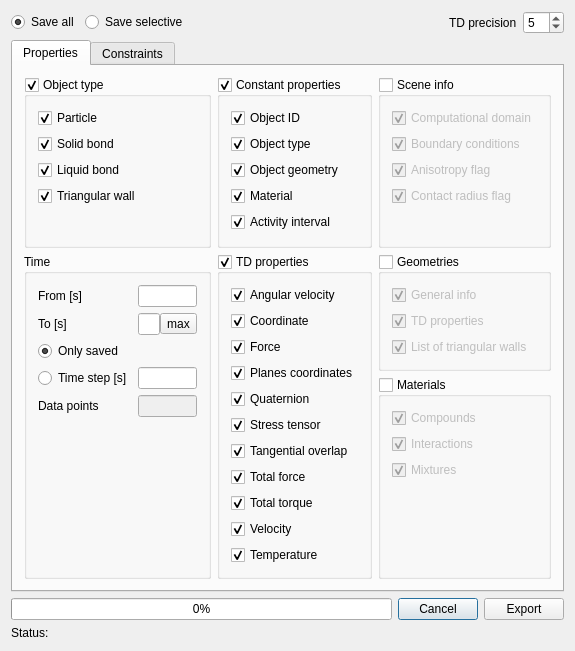
This is QTDialogs/MUSENMainWindow/ExportAsTextTab.ui in msolids/musen as Qt 5 draws it before an edit. The edited form follows.
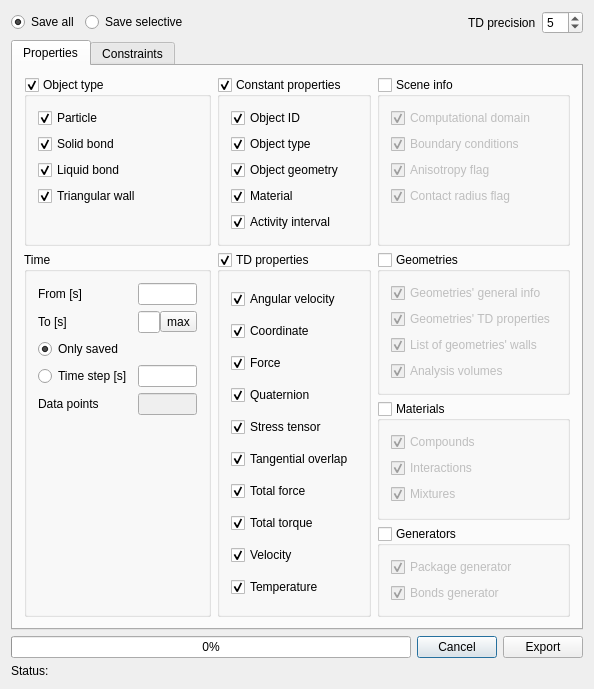
This is the edited form. Icons and pictures are not drawn. Custom widgets are drawn as their Qt base class.

Patch:
```diff
--- a/QTDialogs/MUSENMainWindow/ExportAsTextTab.ui
+++ b/QTDialogs/MUSENMainWindow/ExportAsTextTab.ui
@@ -6,8 +6,8 @@
    <rect>
     <x>0</x>
     <y>0</y>
-    <width>550</width>
-    <height>571</height>
+    <width>555</width>
+    <height>597</height>
    </rect>
   </property>
   <property name="windowTitle">
@@ -31,6 +31,76 @@
        <string>Properties</string>
       </attribute>
       <layout class="QGridLayout" name="gridLayout">
+       <item row="2" column="3" rowspan="2">
+        <widget class="QGroupBox" name="groupBoxMaterials">
+         <property name="toolTip">
+          <string/>
+         </property>
+         <property name="title">
+          <string>Materials</string>
+         </property>
+         <property name="checkable">
+          <bool>true</bool>
+         </property>
+         <property name="checked">
+          <bool>false</bool>
+         </property>
+         <layout class="QVBoxLayout" name="verticalLayout_6">
+          <item>
+           <widget class="QCheckBox" name="checkBoxCompounds">
+            <property name="toolTip">
+             <string/>
+            </property>
+            <property name="text">
+             <string>Compounds</string>
+            </property>
+            <property name="checked">
+             <bool>true</bool>
+            </property>
+           </widget>
+          </item>
+          <item>
+           <widget class="QCheckBox" name="checkBoxInteractions">
+            <property name="toolTip">
+             <string/>
+            </property>
+            <property name="text">
+             <string>Interactions</string>
+            </property>
+            <property name="checked">
+             <bool>true</bool>
+            </property>
+           </widget>
+          </item>
+          <item>
+           <widget class="QCheckBox" name="checkBoxMixtures">
+            <property name="toolTip">
+             <string/>
+            </property>
+            <property name="text">
+             <string>Mixtures</string>
+            </property>
+            <property name="checked">
+             <bool>true</bool>
+            </property>
+           </widget>
+          </item>
+          <item>
+           <spacer name="verticalSpacer_3">
+            <property name="orientation">
+             <enum>Qt::Vertical</enum>
+            </property>
+            <property name="sizeHint" stdset="0">
+             <size>
+              <width>20</width>
+              <height>40</height>
+             </size>
+            </property>
+           </spacer>
+          </item>
+         </layout>
+        </widget>
+       </item>
        <item row="1" column="3">
         <widget class="QGroupBox" name="groupBoxGeometries">
          <property name="toolTip">
@@ -52,7 +122,7 @@
              <string/>
             </property>
             <property name="text">
-             <string>General info</string>
+             <string>Geometries' general info</string>
             </property>
             <property name="checked">
              <bool>true</bool>
@@ -65,7 +135,7 @@
              <string/>
             </property>
             <property name="text">
-             <string>TD properties</string>
+             <string>Geometries' TD properties</string>
             </property>
             <property name="checked">
              <bool>true</bool>
@@ -78,99 +148,23 @@
              <string/>
             </property>
             <property name="text">
-             <string>List of triangular walls</string>
+             <string>List of geometries' walls</string>
             </property>
             <property name="checked">
              <bool>true</bool>
             </property>
            </widget>
           </item>
-         </layout>
-        </widget>
-       </item>
-       <item row="0" column="0">
-        <widget class="QGroupBox" name="groupBoxObjectType">
-         <property name="enabled">
-          <bool>true</bool>
-         </property>
-         <property name="title">
-          <string>Object type</string>
-         </property>
-         <property name="checkable">
-          <bool>true</bool>
-         </property>
-         <property name="checked">
-          <bool>true</bool>
-         </property>
-         <layout class="QVBoxLayout" name="verticalLayout">
           <item>
-           <widget class="QCheckBox" name="checkBoxParticle">
-            <property name="toolTip">
-             <string/>
-            </property>
+           <widget class="QCheckBox" name="checkBoxAnalysisVolumes">
             <property name="text">
-             <string>Particle</string>
+             <string>Analysis volumes</string>
             </property>
             <property name="checked">
              <bool>true</bool>
             </property>
            </widget>
           </item>
-          <item>
-           <widget class="QCheckBox" name="checkBoxSolidBond">
-            <property name="toolTip">
-             <string/>
-            </property>
-            <property name="text">
-             <string>Solid bond</string>
-            </property>
-            <property name="checked">
-             <bool>true</bool>
-            </property>
-           </widget>
-          </item>
-          <item>
-           <widget class="QCheckBox" name="checkBoxLiquidBond">
-            <property name="toolTip">
-             <string/>
-            </property>
-            <property name="text">
-             <string>Liquid bond</string>
-            </property>
-            <property name="checked">
-             <bool>true</bool>
-            </property>
-           </widget>
-          </item>
-          <item>
-           <widget class="QCheckBox" name="checkBoxTriangularWall">
-            <property name="toolTip">
-             <string/>
-            </property>
-            <property name="text">
-             <string>Triangular wall</string>
-            </property>
-            <property name="checked">
-             <bool>true</bool>
-            </property>
-           </widget>
-          </item>
-          <item>
-           <spacer name="verticalSpacer_2">
-            <property name="toolTip">
-             <string/>
-            </property>
-            <property name="orientation">
-             <enum>Qt::Vertical</enum>
-            </property>
-            <property name="sizeHint" stdset="0">
-             <size>
-              <width>20</width>
-              <height>40</height>
-             </size>
-            </property>
-           </spacer>
-          </item>
          </layout>
         </widget>
        </item>
@@ -334,189 +328,28 @@
          </layout>
         </widget>
        </item>
-       <item row="1" column="1" rowspan="3">
-        <widget class="QGroupBox" name="groupBoxTDProperties">
-         <property name="toolTip">
-          <string/>
-         </property>
-         <property name="title">
-          <string>TD properties</string>
-         </property>
-         <property name="flat">
-          <bool>false</bool>
-         </property>
-         <property name="checkable">
+       <item row="0" column="0">
+        <widget class="QGroupBox" name="groupBoxObjectType">
+         <property name="enabled">
           <bool>true</bool>
          </property>
-         <layout class="QVBoxLayout" name="verticalLayout_4">
-          <item>
-           <widget class="QCheckBox" name="checkBoxAngularVelocity">
-            <property name="toolTip">
-             <string>Is used only for particles</string>
-            </property>
-            <property name="text">
-             <string>Angular velocity</string>
-            </property>
-            <property name="checked">
-             <bool>true</bool>
-            </property>
-           </widget>
-          </item>
-          <item>
-           <widget class="QCheckBox" name="checkBoxCoordinate">
-            <property name="toolTip">
-             <string>Is used only for particles</string>
-            </property>
-            <property name="text">
-             <string>Coordinate</string>
-            </property>
-            <property name="checked">
-             <bool>true</bool>
-            </property>
-           </widget>
-          </item>
-          <item>
-           <widget class="QCheckBox" name="checkBoxForce">
-            <property name="toolTip">
-             <string>Is used for all types of objects</string>
-            </property>
-            <property name="text">
-             <string>Force</string>
-            </property>
-            <property name="checked">
-             <bool>true</bool>
-            </property>
-           </widget>
-          </item>
-          <item>
-           <widget class="QCheckBox" name="checkBoxPlanesCoordinates">
-            <property name="toolTip">
-             <string>Are used only for triangular walls</string>
-            </property>
-            <property name="text">
-             <string>Planes coordinates</string>
-            </property>
-            <property name="checked">
-             <bool>true</bool>
-            </property>
-           </widget>
-          </item>
-          <item>
-           <widget class="QCheckBox" name="checkBoxQuaternion">
-            <property name="toolTip">
-             <string>Is used only for particles</string>
-            </property>
-            <property name="text">
-             <string>Quaternion</string>
-            </property>
-            <property name="checked">
-             <bool>true</bool>
-            </property>
-           </widget>
-          </item>
-          <item>
-           <widget class="QCheckBox" name="checkBoxStressTensor">
-            <property name="toolTip">
-             <string>Is used only for particles</string>
-            </property>
-            <property name="text">
-             <string>Stress tensor</string>
-            </property>
-            <property name="checked">
-             <bool>true</bool>
-            </property>
-           </widget>
-          </item>
-          <item>
-           <widget class="QCheckBox" name="checkBoxTangOverlap">
-            <property name="toolTip">
-             <string>Is used only for solid bonds</string>
-            </property>
-            <property name="text">
-             <string>Tangential overlap</string>
-            </property>
-            <property name="checked">
-             <bool>true</bool>
-            </property>
-           </widget>
-          </item>
-          <item>
-           <widget class="QCheckBox" name="checkBoxTotalForce">
-            <property name="toolTip">
-             <string>Is used for all types of objects</string>
-            </property>
-            <property name="text">
-             <string>Total force</string>
-            </property>
-            <property name="checked">
-             <bool>true</bool>
-            </property>
-           </widget>
-          </item>
-          <item>
-           <widget class="QCheckBox" name="checkBoxTotalTorque">
-            <property name="toolTip">
-             <string>Is used only for solid bonds</string>
-            </property>
-            <property name="text">
-             <string>Total torque</string>
-            </property>
-            <property name="checked">
-             <bool>true</bool>
-            </property>
-           </widget>
-          </item>
-          <item>
-           <widget class="QCheckBox" name="checkBoxVelocity">
-            <property name="toolTip">
-             <string>Is used only for particles and triangular walls</string>
-            </property>
-            <property name="text">
-             <string>Velocity</string>
-            </property>
-            <property name="checked">
-             <bool>true</bool>
-            </property>
-           </widget>
-          </item>
-          <item>
-           <widget class="QCheckBox" name="checkBoxTemperature">
-            <property name="toolTip">
-             <string>Is used only for particles and solid bonds</string>
-            </property>
-            <property name="text">
-             <string>Temperature</string>
-            </property>
-            <property name="checked">
-             <bool>true</bool>
-            </property>
-           </widget>
-          </item>
-         </layout>
-        </widget>
-       </item>
-       <item row="2" column="3" rowspan="2">
-        <widget class="QGroupBox" name="groupBoxMaterials">
-         <property name="toolTip">
-          <string/>
-         </property>
          <property name="title">
-          <string>Materials</string>
+          <string>Object type</string>
          </property>
          <property name="checkable">
           <bool>true</bool>
          </property>
          <property name="checked">
-          <bool>false</bool>
+          <bool>true</bool>
          </property>
-         <layout class="QVBoxLayout" name="verticalLayout_6">
+         <layout class="QVBoxLayout" name="verticalLayout">
           <item>
-           <widget class="QCheckBox" name="checkBoxCompounds">
+           <widget class="QCheckBox" name="checkBoxParticle">
             <property name="toolTip">
              <string/>
             </property>
             <property name="text">
-             <string>Compounds</string>
+             <string>Particle</string>
             </property>
             <property name="checked">
              <bool>true</bool>
@@ -524,12 +357,12 @@
            </widget>
           </item>
           <item>
-           <widget class="QCheckBox" name="checkBoxInteractions">
+           <widget class="QCheckBox" name="checkBoxSolidBond">
             <property name="toolTip">
              <string/>
             </property>
             <property name="text">
-             <string>Interactions</string>
+             <string>Solid bond</string>
             </property>
             <property name="checked">
              <bool>true</bool>
@@ -537,12 +370,12 @@
            </widget>
           </item>
           <item>
-           <widget class="QCheckBox" name="checkBoxMixtures">
+           <widget class="QCheckBox" name="checkBoxLiquidBond">
             <property name="toolTip">
              <string/>
             </property>
             <property name="text">
-             <string>Mixtures</string>
+             <string>Liquid bond</string>
             </property>
             <property name="checked">
              <bool>true</bool>
@@ -550,7 +383,23 @@
            </widget>
           </item>
           <item>
-           <spacer name="verticalSpacer_3">
+           <widget class="QCheckBox" name="checkBoxTriangularWall">
+            <property name="toolTip">
+             <string/>
+            </property>
+            <property name="text">
+             <string>Triangular wall</string>
+            </property>
+            <property name="checked">
+             <bool>true</bool>
+            </property>
+           </widget>
+          </item>
+          <item>
+           <spacer name="verticalSpacer_2">
+            <property name="toolTip">
+             <string/>
+            </property>
             <property name="orientation">
              <enum>Qt::Vertical</enum>
             </property>
@@ -565,7 +414,42 @@
          </layout>
         </widget>
        </item>
-       <item row="1" column="0" rowspan="3">
+       <item row="4" column="3">
+        <widget class="QGroupBox" name="groupBoxGenerators">
+         <property name="title">
+          <string>Generators</string>
+         </property>
+         <property name="checkable">
+          <bool>true</bool>
+         </property>
+         <property name="checked">
+          <bool>false</bool>
+         </property>
+         <layout class="QVBoxLayout" name="verticalLayout_7">
+          <item>
+           <widget class="QCheckBox" name="checkBoxPackageGenerator">
+            <property name="text">
+             <string>Package generator</string>
+            </property>
+            <property name="checked">
+             <bool>true</bool>
+            </property>
+           </widget>
+          </item>
+          <item>
+           <widget class="QCheckBox" name="checkBoxBondsGenerator">
+            <property name="text">
+             <string>Bonds generator</string>
+            </property>
+            <property name="checked">
+             <bool>true</bool>
+            </property>
+           </widget>
+          </item>
+         </layout>
+        </widget>
+       </item>
+       <item row="1" column="0" rowspan="4">
         <widget class="QGroupBox" name="groupBoxTime">
          <property name="toolTip">
           <string/>
@@ -702,6 +586,154 @@
          <zorder>lineEditTimePoints</zorder>
         </widget>
        </item>
+       <item row="1" column="1" rowspan="4">
+        <widget class="QGroupBox" name="groupBoxTDProperties">
+         <property name="toolTip">
+          <string/>
+         </property>
+         <property name="title">
+          <string>TD properties</string>
+         </property>
+         <property name="flat">
+          <bool>false</bool>
+         </property>
+         <property name="checkable">
+          <bool>true</bool>
+         </property>
+         <layout class="QVBoxLayout" name="verticalLayout_4">
+          <item>
+           <widget class="QCheckBox" name="checkBoxAngularVelocity">
+            <property name="toolTip">
+             <string>Is used only for particles</string>
+            </property>
+            <property name="text">
+             <string>Angular velocity</string>
+            </property>
+            <property name="checked">
+             <bool>true</bool>
+            </property>
+           </widget>
+          </item>
+          <item>
+           <widget class="QCheckBox" name="checkBoxCoordinate">
+            <property name="toolTip">
+             <string>Is used only for particles</string>
+            </property>
+            <property name="text">
+             <string>Coordinate</string>
+            </property>
+            <property name="checked">
+             <bool>true</bool>
+            </property>
+           </widget>
+          </item>
+          <item>
+           <widget class="QCheckBox" name="checkBoxForce">
+            <property name="toolTip">
+             <string>Is used for all types of objects</string>
+            </property>
+            <property name="text">
+             <string>Force</string>
+            </property>
+            <property name="checked">
+             <bool>true</bool>
+            </property>
+           </widget>
+          </item>
+          <item>
+           <widget class="QCheckBox" name="checkBoxQuaternion">
+            <property name="toolTip">
+             <string>Is used only for particles</string>
+            </property>
+            <property name="text">
+             <string>Quaternion</string>
+            </property>
+            <property name="checked">
+             <bool>true</bool>
+            </property>
+           </widget>
+          </item>
+          <item>
+           <widget class="QCheckBox" name="checkBoxStressTensor">
+            <property name="toolTip">
+             <string>Is used only for particles</string>
+            </property>
+            <property name="text">
+             <string>Stress tensor</string>
+            </property>
+            <property name="checked">
+             <bool>true</bool>
+            </property>
+           </widget>
+          </item>
+          <item>
+           <widget class="QCheckBox" name="checkBoxTangOverlap">
+            <property name="toolTip">
+             <string>Is used only for solid bonds</string>
+            </property>
+            <property name="text">
+             <string>Tangential overlap</string>
+            </property>
+            <property name="checked">
+             <bool>true</bool>
+            </property>
+           </widget>
+          </item>
+          <item>
+           <widget class="QCheckBox" name="checkBoxTotalForce">
+            <property name="toolTip">
+             <string>Is used for all types of objects</string>
+            </property>
+            <property name="text">
+             <string>Total force</string>
+            </property>
+            <property name="checked">
+             <bool>true</bool>
+            </property>
+           </widget>
+          </item>
+          <item>
+           <widget class="QCheckBox" name="checkBoxTotalTorque">
+            <property name="toolTip">
+             <string>Is used only for solid bonds</string>
+            </property>
+            <property name="text">
+             <string>Total torque</string>
+            </property>
+            <property name="checked">
+             <bool>true</bool>
+            </property>
+           </widget>
+          </item>
+          <item>
+           <widget class="QCheckBox" name="checkBoxVelocity">
+            <property name="toolTip">
+             <string>Is used only for particles and triangular walls</string>
+            </property>
+            <property name="text">
+             <string>Velocity</string>
+            </property>
+            <property name="checked">
+             <bool>true</bool>
+            </property>
+           </widget>
+          </item>
+          <item>
+           <widget class="QCheckBox" name="checkBoxTemperature">
+            <property name="toolTip">
+             <string>Is used only for particles and solid bonds</string>
+            </property>
+            <property name="text">
+             <string>Temperature</string>
+            </property>
+            <property name="checked">
+             <bool>true</bool>
+            </property>
+           </widget>
+          </item>
+         </layout>
+        </widget>
+       </item>
       </layout>
      </widget>
      <widget class="CConstraintsEditorTab" name="constraintsTab">
```
